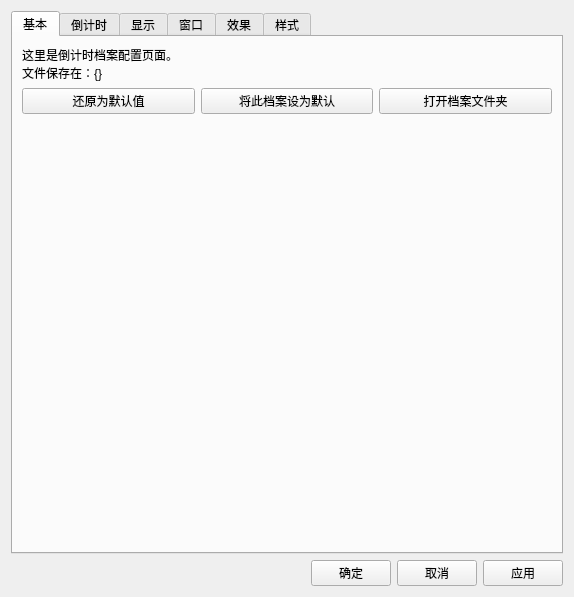
Before: the Qt Designer form UISource/profile_config_ui.ui in HelloWRC/W-DesktopCountdown, drawn with Qt 5.
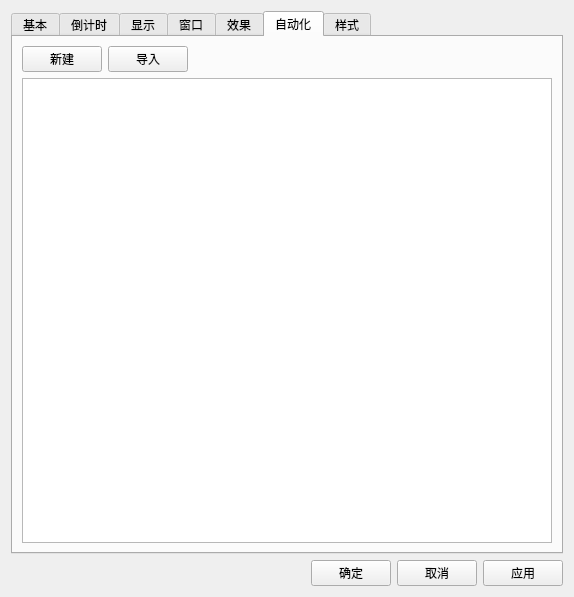
After: the same form once the commit is applied. The open tabs and pages were chosen to show the change. Icons and pictures are not drawn.

Diff of the .ui file:
```diff
--- a/UISource/profile_config_ui.ui
+++ b/UISource/profile_config_ui.ui
@@ -494,6 +494,47 @@
        </item>
       </layout>
      </widget>
+     <widget class="QWidget" name="tab_automatic">
+      <attribute name="title">
+       <string>自动化</string>
+      </attribute>
+      <layout class="QVBoxLayout" name="verticalLayout_3">
+       <item>
+        <layout class="QHBoxLayout" name="horizontalLayout_4">
+         <item>
+          <widget class="QPushButton" name="btn_new_action">
+           <property name="text">
+            <string>新建</string>
+           </property>
+          </widget>
+         </item>
+         <item>
+          <widget class="QPushButton" name="btn_import_action">
+           <property name="text">
+            <string>导入</string>
+           </property>
+          </widget>
+         </item>
+         <item>
+          <spacer name="horizontalSpacer_4">
+           <property name="orientation">
+            <enum>Qt::Horizontal</enum>
+           </property>
+           <property name="sizeHint" stdset="0">
+            <size>
+             <width>40</width>
+             <height>20</height>
+            </size>
+           </property>
+          </spacer>
+         </item>
+        </layout>
+       </item>
+       <item>
+        <widget class="QListWidget" name="lst_action_list"/>
+       </item>
+      </layout>
+     </widget>
      <widget class="QWidget" name="tab_style">
       <attribute name="title">
        <string>样式</string>
```
Left out of the diff: 63 changed lines with no effect on the pictures.
